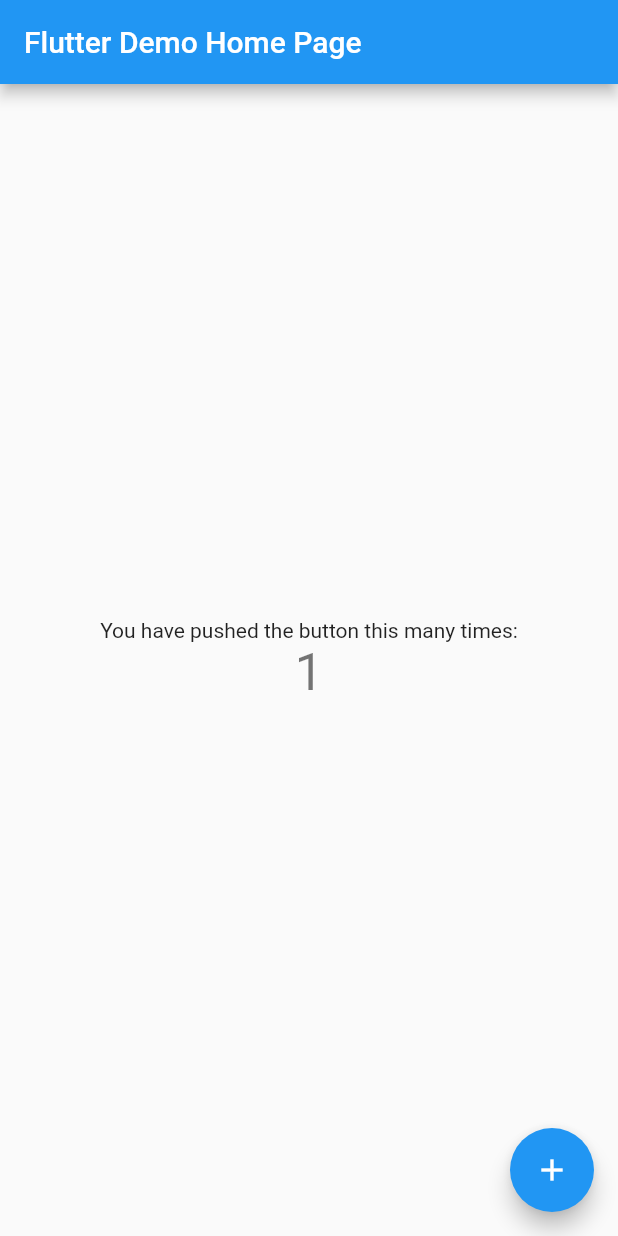
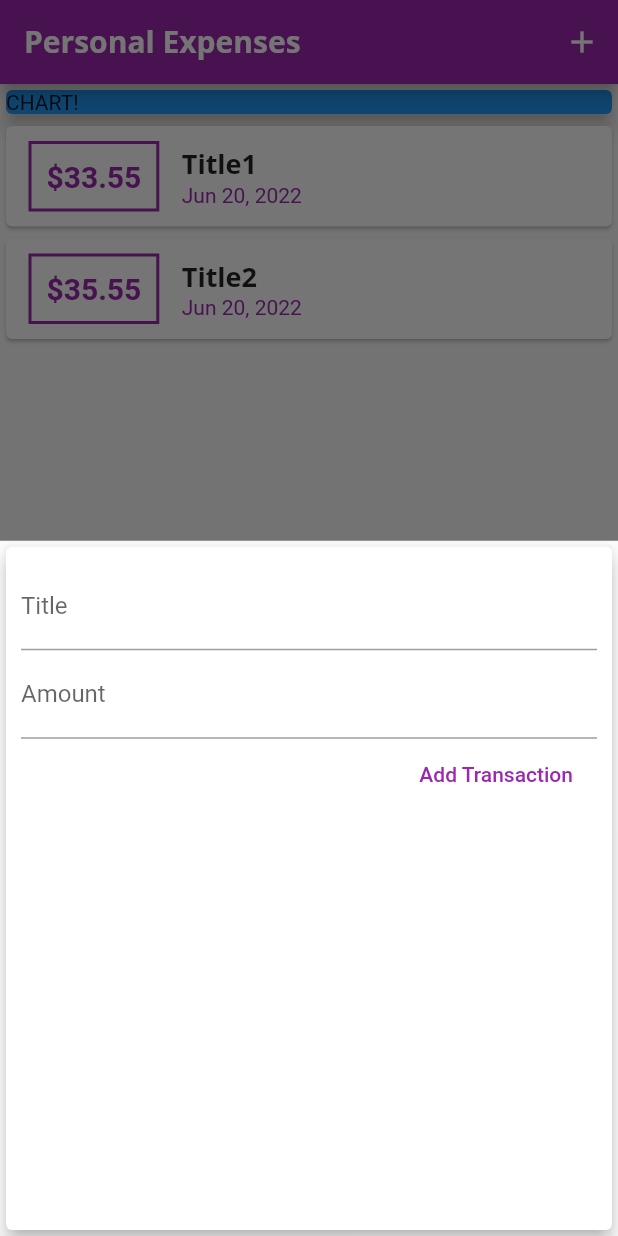
Before and after one commit to ranjiththonpunuriprofessional/personal_expenses_app, a Flutter app: the screen it shows after launch, after a tap on the "add" icon, on a phone screen of 412 x 824 dp. Run offline on Flutter 3.47's test engine with Material 2 defaults, Android fonts, the phone set to English and light mode, and no system bars.

Commit message:
first commit

```diff
--- a/lib/main.dart
+++ b/lib/main.dart
@@ -1,115 +1,110 @@
 import 'package:flutter/material.dart';
+import './widgets/transaction_list.dart';
+import './widgets/new_transaction.dart';
+import './models/transaction.dart';
 
-void main() {
-  runApp(const MyApp());
-}
+void main() => runApp(MyApp());
 
 class MyApp extends StatelessWidget {
-  const MyApp({Key? key}) : super(key: key);
-
-  // This widget is the root of your application.
   @override
   Widget build(BuildContext context) {
     return MaterialApp(
-      title: 'Flutter Demo',
+      title: 'Personal Expenses',
       theme: ThemeData(
-        // This is the theme of your application.
-        //
-        // Try running your application with "flutter run". You'll see the
-        // application has a blue toolbar. Then, without quitting the app, try
-        // changing the primarySwatch below to Colors.green and then invoke
-        // "hot reload" (press "r" in the console where you ran "flutter run",
-        // or simply save your changes to "hot reload" in a Flutter IDE).
-        // Notice that the counter didn't reset back to zero; the application
-        // is not restarted.
-        primarySwatch: Colors.blue,
+        primarySwatch: Colors.purple,
+        accentColor: Colors.amber,
+        fontFamily: 'Quicksand',
+        textTheme: ThemeData.light().textTheme.copyWith(
+            titleLarge: TextStyle(
+              fontFamily: 'OpenSans',
+              fontSize: 18,
+              fontWeight: FontWeight.bold
+            ),
+        ),
+        appBarTheme: AppBarTheme(
+          titleTextStyle: TextStyle(
+            fontFamily: 'OpenSans',
+            fontSize: 20,
+            fontWeight: FontWeight.bold
+          ),
+        ),
       ),
-      home: const MyHomePage(title: 'Flutter Demo Home Page'),
+      home: _MyHomePage(),
     );
   }
 }
-
-class MyHomePage extends StatefulWidget {
-  const MyHomePage({Key? key, required this.title}) : super(key: key);
-
-  // This widget is the home page of your application. It is stateful, meaning
-  // that it has a State object (defined below) that contains fields that affect
-  // how it looks.
-
-  // This class is the configuration for the state. It holds the values (in this
-  // case the title) provided by the parent (in this case the App widget) and
-  // used by the build method of the State. Fields in a Widget subclass are
-  // always marked "final".
-
-  final String title;
-
+class _MyHomePage extends StatefulWidget {
   @override
-  State<MyHomePage> createState() => _MyHomePageState();
+  State<_MyHomePage> createState() => _MyHomePageState();
 }
 
-class _MyHomePageState extends State<MyHomePage> {
-  int _counter = 0;
+class _MyHomePageState extends State<_MyHomePage> {
 
-  void _incrementCounter() {
-    setState(() {
-      // This call to setState tells the Flutter framework that something has
-      // changed in this State, which causes it to rerun the build method below
-      // so that the display can reflect the updated values. If we changed
-      // _counter without calling setState(), then the build method would not be
-      // called again, and so nothing would appear to happen.
-      _counter++;
-    });
+    final List<Transaction> _userTransactions = [
+    Transaction(id: 't1', title: 'Title1', amount: 33.55, date: DateTime.now()),
+    Transaction(id: 't2', title: 'Title2', amount: 35.55, date: DateTime.now()),
+  ];
+
+  void _addNewTransation(String txTitle, double txAmount) {
+    final nexTx = Transaction(
+        title: txTitle,
+        amount: txAmount,
+        id: DateTime.now().toString(),
+        date:  DateTime.now(),
+      );
+
+      setState(() {
+        _userTransactions.add(nexTx);
+      });
+  }
+
+  void _startAddNewTransaction(BuildContext ctx){
+    showModalBottomSheet(
+      context: ctx,
+      builder:(_) {
+        return GestureDetector(
+          onTap: (){},
+          child: NewTransaction(_addNewTransation),
+          behavior: HitTestBehavior.opaque,
+        ) ;
+      },
+    );
   }
 
   @override
   Widget build(BuildContext context) {
-    // This method is rerun every time setState is called, for instance as done
-    // by the _incrementCounter method above.
-    //
-    // The Flutter framework has been optimized to make rerunning build methods
-    // fast, so that you can just rebuild anything that needs updating rather
-    // than having to individually change instances of widgets.
     return Scaffold(
       appBar: AppBar(
-        // Here we take the value from the MyHomePage object that was created by
-        // the App.build method, and use it to set our appbar title.
-        title: Text(widget.title),
+        title: Text('Personal Expenses'),
+        actions: <Widget>[
+          IconButton(
+            onPressed: ()=>_startAddNewTransaction(context),
+            icon: Icon(Icons.add)
+          ),
+        ],
       ),
-      body: Center(
-        // Center is a layout widget. It takes a single child and positions it
-        // in the middle of the parent.
+      body:SingleChildScrollView(
         child: Column(
-          // Column is also a layout widget. It takes a list of children and
-          // arranges them vertically. By default, it sizes itself to fit its
-          // children horizontally, and tries to be as tall as its parent.
-          //
-          // Invoke "debug painting" (press "p" in the console, choose the
-          // "Toggle Debug Paint" action from the Flutter Inspector in Android
-          // Studio, or the "Toggle Debug Paint" command in Visual Studio Code)
-          // to see the wireframe for each widget.
-          //
-          // Column has various properties to control how it sizes itself and
-          // how it positions its children. Here we use mainAxisAlignment to
-          // center the children vertically; the main axis here is the vertical
-          // axis because Columns are vertical (the cross axis would be
-          // horizontal).
-          mainAxisAlignment: MainAxisAlignment.center,
-          children: <Widget>[
-            const Text(
-              'You have pushed the button this many times:',
-            ),
-            Text(
-              '$_counter',
-              style: Theme.of(context).textTheme.headline4,
-            ),
-          ],
-        ),
+        //mainAxisAlignment: MainAxisAlignment.start,
+        crossAxisAlignment: CrossAxisAlignment.stretch,
+        children:<Widget>[
+        Container(
+            width: double.infinity,
+            child:  Card(
+               child: Text('CHART!'),
+               color: Colors.blue,
+               elevation: 5
+            ) ,
+          ),
+          TransactionList(_userTransactions)
+        ],
+       ),
       ),
+      floatingActionButtonLocation: FloatingActionButtonLocation.centerFloat,
       floatingActionButton: FloatingActionButton(
-        onPressed: _incrementCounter,
-        tooltip: 'Increment',
-        child: const Icon(Icons.add),
-      ), // This trailing comma makes auto-formatting nicer for build methods.
+        child: Icon(Icons.add),
+        onPressed: ()=>_startAddNewTransaction(context),
+      ),
     );
   }
 }
--- /dev/null
+++ b/lib/models/transaction.dart
@@ -0,0 +1,14 @@
+import 'package:flutter/foundation.dart';
+
+class Transaction {
+  String id;
+  String title;
+  double amount;
+  DateTime date;
+
+  Transaction(
+      {required this.id,
+      required this.title,
+      required this.amount,
+      required this.date});
+}
--- /dev/null
+++ b/lib/widgets/new_transaction.dart
@@ -0,0 +1,71 @@
+import 'package:flutter/material.dart';
+
+
+class NewTransaction extends StatefulWidget {
+  final Function addTx;
+
+  NewTransaction(this.addTx);
+
+  @override
+  State<NewTransaction> createState() => _NewTransactionState();
+}
+
+class _NewTransactionState extends State<NewTransaction> {
+  final titleController = TextEditingController();
+
+  final amountController = TextEditingController();
+
+  void submitData (){
+    final enteredTitle = titleController.text;
+    final enteredAmount = double.parse(amountController.text);
+    if(enteredTitle.isEmpty || enteredAmount <=0){
+      return;
+    }
+     widget.addTx(
+      enteredTitle,
+      enteredAmount,
+    );
+    Navigator.of(context).pop();
+  }
+
+  @override
+  Widget build(BuildContext context) {
+    return Card(
+            elevation: 5,
+            child: Container(
+              padding: EdgeInsets.all(10),
+              child: Column(
+                crossAxisAlignment: CrossAxisAlignment.end,
+                children: <Widget>[
+                  TextField(
+                    decoration: InputDecoration(
+                      labelText: 'Title',
+                    ),
+                    // onChanged: (value) {
+                    //   titleInput = value;
+                    // },
+                    controller: titleController,
+                     onSubmitted: (_)=>submitData,
+                  ),
+                  TextField(
+                    decoration: InputDecoration(
+                      labelText: 'Amount',
+                    ),
+                    // onChanged: (value) {
+                    //   amountInput = value;
+                    // },
+                    controller: amountController,
+                    onSubmitted: (_)=>submitData,
+                    keyboardType: TextInputType.numberWithOptions(decimal: true),
+                  ),
+                  FlatButton(
+                    child: Text('Add Transaction'),
+                    textColor: Colors.purple,
+                    onPressed: submitData,
+                  )
+                ],
+              ),
+            ),
+          );
+  }
+}
--- /dev/null
+++ b/lib/widgets/transaction_list.dart
@@ -0,0 +1,57 @@
+import 'package:flutter/material.dart';
+import 'package:intl/intl.dart';
+
+
+import '../models/transaction.dart';
+
+class TransactionList extends StatelessWidget {
+  final List<Transaction> transactions;
+
+  TransactionList(this.transactions);
+
+  @override
+  Widget build(BuildContext context) {
+    return Container(
+      height: 300,
+      child:  ListView.builder(
+            itemBuilder: (ctx, index) {
+                return Card(
+                child: Row(
+                  children: <Widget>[
+                    Container(
+                      margin: EdgeInsets.symmetric(vertical: 10, horizontal: 15),
+                      decoration: BoxDecoration(border: Border.all(color: Colors.purple, width: 2,)),
+                      padding: EdgeInsets.all(10) ,
+                      child: Text(
+                        '\$${transactions[index].amount.toStringAsFixed(2)}',
+                        style: TextStyle(
+                          fontWeight: FontWeight.bold,
+                          fontSize: 20,
+                          color: Theme.of(context).primaryColor,
+                        ),
+                      ),
+                    ),
+                    Column(
+                      crossAxisAlignment: CrossAxisAlignment.start,
+                      children: <Widget>[
+                        Text(
+                          transactions[index].title,
+                          style: Theme.of(context).textTheme.titleLarge,
+                        ),
+                        Text(
+                          DateFormat.yMMMd().format(transactions[index].date),
+                          style: TextStyle(
+                            color:Theme.of(context).primaryColor,
+                          ),
+                        ),
+                      ],
+                    )
+                  ],
+                ),
+              );
+            },
+            itemCount: transactions.length,
+          ),
+    );
+  }
+}
--- /dev/null
+++ b/lib/widgets/user_transactions.dart
@@ -0,0 +1,26 @@
+import 'package:flutter/material.dart';
+import 'package:intl/intl.dart';
+
+import 'new_transaction.dart';
+import 'transaction_list.dart';
+import '../models/transaction.dart';
+
+
+
+class UserTransations extends StatefulWidget {
+  @override
+  State<UserTransations> createState() => _UserTransationsState();
+}
+
+class _UserTransationsState extends State<UserTransations> {
+
+  @override
+  Widget build(BuildContext context) {
+     return Column(
+      children: <Widget>[
+        NewTransaction(_addNewTransation),
+        TransactionList(_userTransactions),
+      ],
+     );
+  }
+}
```
Also changed, not shown: pubspec.yaml (+12 -7 lines), assets/fonts/OpenSans-Bold.ttf (added), assets/fonts/OpenSans-Regular.ttf (added), assets/fonts/Quicksand-Bold.ttf (added), assets/fonts/Quicksand-Light.ttf (added), assets/fonts/Quicksand-Medium.ttf (added), assets/fonts/Quicksand-Regular.ttf (added), pubspec.lock, 4 other files.
